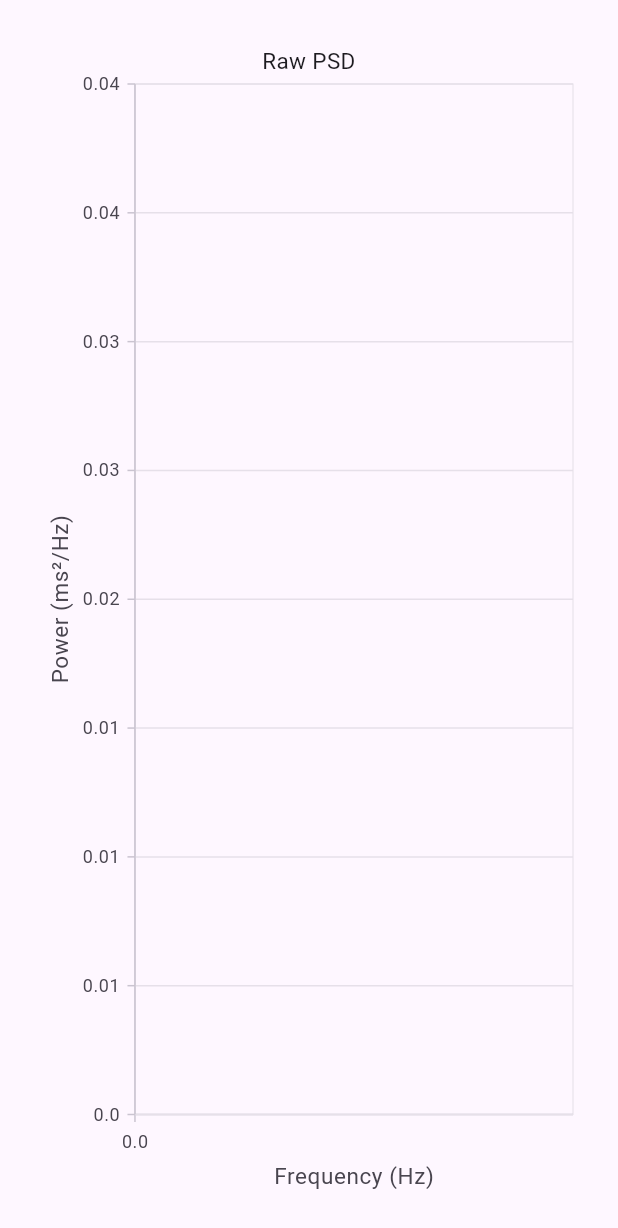
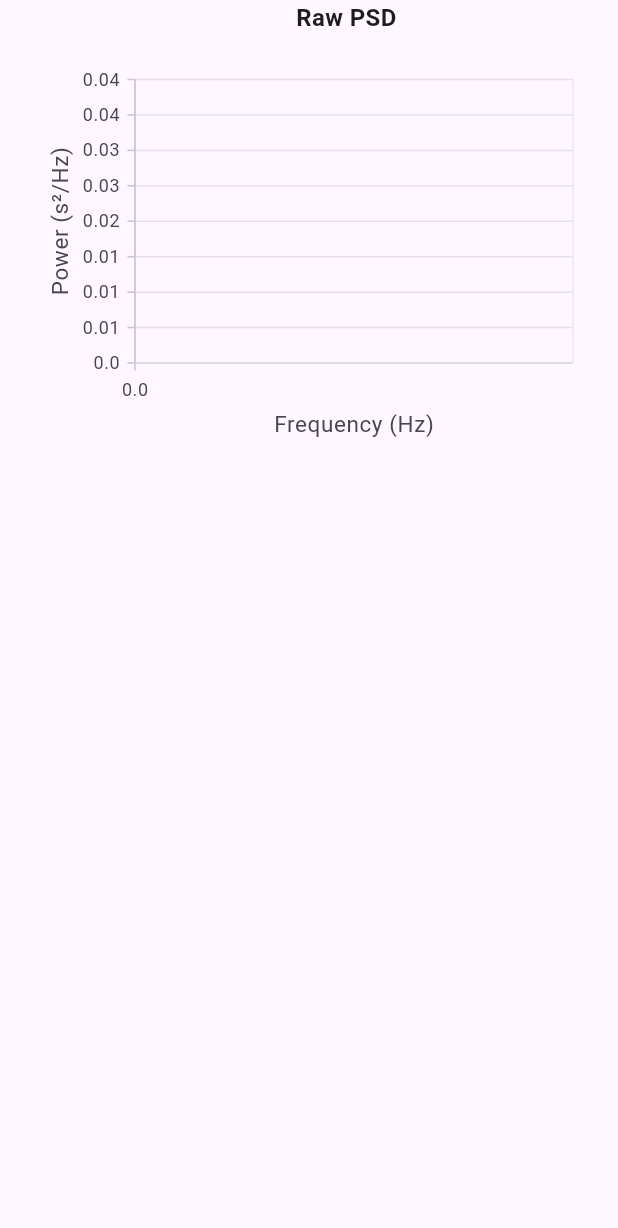
Before and after one commit to KU-BrainLab/oneclick_front, a Flutter app: the DefaultLineChart widget shown alone on an empty page, opened directly with empty values, on a phone screen of 412 x 824 dp. Shown: the top 1228 px of the screen. Run offline on Flutter 3.47's test engine with Material 3 defaults, Android fonts, the phone set to English and light mode, and no system bars; our stand-ins replace fl_chart, flutter_svg, go_router, hive, hive_flutter, syncfusion_flutter_charts; accounts and stored records are empty; network calls fail; Roboto replaces fonts that are missing (DotumBold).

Commit message:
fix: update hrv psd chart
- hrv psd chart의 제목 위치 수정
- y축 제목 변경
- y축 최대값, 간격 수정

```diff
--- a/lib/widget/page1/default_line_chart.dart
+++ b/lib/widget/page1/default_line_chart.dart
@@ -17,12 +17,29 @@ class DefaultLineChart extends StatelessWidget {
     return _buildDefaultLineChart();
   }
 
-  /// Get the cartesian chart with default line series
-  Container _buildDefaultLineChart() {
-    return Container(
+  Widget _buildDefaultLineChart() {
+    return Column(
+      children: [
+        Row(
+          children: [
+            const SizedBox(width: 50),
+            Expanded(
+              child: Text(
+                'Raw PSD',
+                textAlign: TextAlign.center,
+                style: const TextStyle(
+                  fontSize: 16,
+                  fontWeight: FontWeight.bold,
+                ),
+              ),
+            ),
+          ],
+        ),
+        // 기존 차트 위젯
+        Container(
           padding: EdgeInsets.all(20),
+          height: 300, // 예시 높이
           child: SfCartesianChart(
-        title: const ChartTitle(text: "Raw PSD", alignment: ChartAlignment.center),
             primaryXAxis: NumericAxis(
               minimum: 0,
               interval: 50,
@@ -37,13 +54,13 @@ class DefaultLineChart extends StatelessWidget {
             primaryYAxis: NumericAxis(
               minimum: 0,
               maximum: max(0.04, model.maxY),
-          interval: 0.005,
+              interval: max(0.005, model.maxY/5),
               labelIntersectAction: AxisLabelIntersectAction.none,
               majorGridLines: const MajorGridLines(width: 1),
               axisLabelFormatter: (AxisLabelRenderDetails args) {
                 return ChartAxisLabel('${double.parse(args.text)}', null);
               },
-          title: const AxisTitle(text: "Power (ms²/Hz)"),
+              title: const AxisTitle(text: "Power (s²/Hz)"),
             ),
             series: <CartesianSeries>[
               FastLineSeries<FlSpot, double>(
@@ -54,6 +71,8 @@ class DefaultLineChart extends StatelessWidget {
               ),
             ],
           ),
+        ),
+      ],
     );
   }
 }
```
Lines whose indentation alone changed are shown as unchanged.
